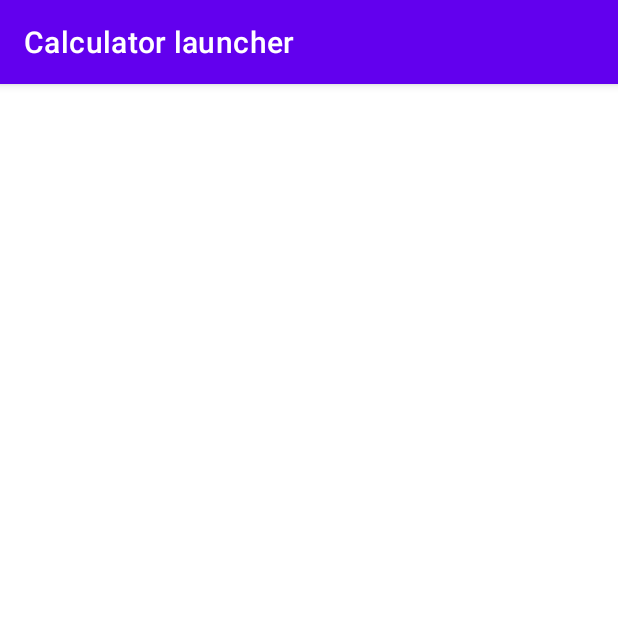
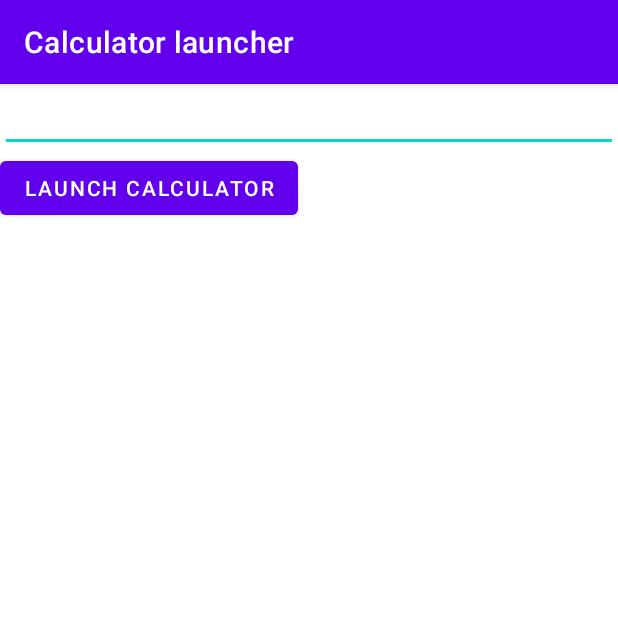
Before and after one commit to PivovarovIgor/Calculator-launcher, an Android app: the screen it shows after launch (MainActivity), on a phone screen of 412 x 824 dp, the top half of it. Run offline under Robolectric (Android 15) with nearby library versions, the phone set to English and light mode, and no system bars.

Commit message:
Homework 5 done.

```diff
--- a/app/src/main/res/layout/activity_main.xml
+++ b/app/src/main/res/layout/activity_main.xml
@@ -7,6 +7,16 @@
     android:orientation="vertical"
     tools:context=".MainActivity">
 
+    <com.google.android.material.textfield.TextInputEditText
+        android:id="@+id/edit_number"
+        android:layout_width="match_parent"
+        android:layout_height="wrap_content"
+        android:inputType="numberDecimal|numberSigned"/>
 
+    <com.google.android.material.button.MaterialButton
+        android:id="@+id/btn"
+        android:layout_width="wrap_content"
+        android:layout_height="wrap_content"
+        android:text="@string/launch_calculator"/>
 
 </LinearLayout>
```
Also changed, not shown: app/src/main/java/ru/geekbrains/calculatorlauncher/MainActivity.java (+14 -0 lines).
